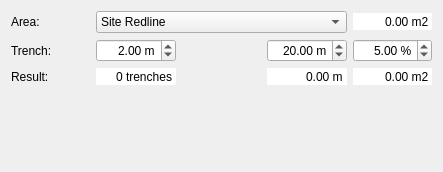
Old version of the form ark/gui/ui/trench_widget_base.ui in the repository lparchaeology/ArkPlan.
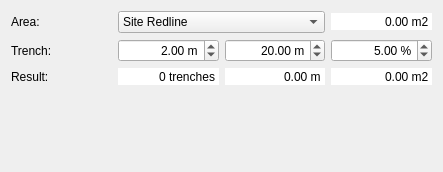
New version of the form.

Commit message: WIP Cleanup Trench sketch

Patch:
```diff
--- a/ark/gui/ui/trench_widget_base.ui
+++ b/ark/gui/ui/trench_widget_base.ui
@@ -14,20 +14,7 @@
    <string>Form</string>
   </property>
   <layout class="QGridLayout" name="gridLayout">
-   <item row="5" column="2" colspan="5">
-    <spacer name="baseSpacer">
-     <property name="orientation">
-      <enum>Qt::Vertical</enum>
-     </property>
-     <property name="sizeHint" stdset="0">
-      <size>
-       <width>20</width>
-       <height>40</height>
-      </size>
-     </property>
-    </spacer>
-   </item>
-   <item row="1" column="3" colspan="3">
+   <item row="1" column="2" colspan="2">
     <widget class="QComboBox" name="areaCombo">
      <item>
       <property name="text">
@@ -36,28 +23,28 @@
      </item>
     </widget>
    </item>
-   <item row="1" column="2">
+   <item row="1" column="1">
     <widget class="QLabel" name="areaLabel">
      <property name="text">
       <string>Area:</string>
      </property>
     </widget>
    </item>
-   <item row="3" column="2">
+   <item row="3" column="1">
     <widget class="QLabel" name="resultLabel">
      <property name="text">
       <string>Result:</string>
      </property>
     </widget>
    </item>
-   <item row="2" column="2">
+   <item row="2" column="1">
     <widget class="QLabel" name="trenchLabel">
      <property name="text">
       <string>Trench:</string>
      </property>
     </widget>
    </item>
-   <item row="1" column="6">
+   <item row="1" column="4">
     <widget class="QDoubleSpinBox" name="areaSpin">
      <property name="frame">
       <bool>false</bool>
@@ -79,7 +66,7 @@
      </property>
     </widget>
    </item>
-   <item row="3" column="6">
+   <item row="3" column="4">
     <widget class="QDoubleSpinBox" name="sampleAreaSpin">
      <property name="frame">
       <bool>false</bool>
@@ -101,36 +88,7 @@
      </property>
     </widget>
    </item>
-   <item row="2" column="3">
-    <widget class="QDoubleSpinBox" name="widthSpin">
-     <property name="alignment">
-      <set>Qt::AlignRight|Qt::AlignTrailing|Qt::AlignVCenter</set>
-     </property>
-     <property name="prefix">
-      <string/>
-     </property>
-     <property name="suffix">
-      <string> m</string>
-     </property>
-     <property name="value">
-      <double>2.000000000000000</double>
-     </property>
-    </widget>
-   </item>
-   <item row="2" column="5">
-    <widget class="QDoubleSpinBox" name="lengthSpin">
-     <property name="alignment">
-      <set>Qt::AlignRight|Qt::AlignTrailing|Qt::AlignVCenter</set>
-     </property>
-     <property name="suffix">
-      <string> m</string>
-     </property>
-     <property name="value">
-      <double>20.000000000000000</double>
-     </property>
-    </widget>
-   </item>
-   <item row="2" column="6">
+   <item row="2" column="4">
     <widget class="QDoubleSpinBox" name="samplePercentSpin">
      <property name="alignment">
       <set>Qt::AlignRight|Qt::AlignTrailing|Qt::AlignVCenter</set>
@@ -143,29 +101,29 @@
      </property>
     </widget>
    </item>
-   <item row="3" column="5">
-    <widget class="QDoubleSpinBox" name="sampleLengthSpin">
-     <property name="frame">
-      <bool>false</bool>
-     </property>
-     <property name="alignment">
-      <set>Qt::AlignRight|Qt::AlignTrailing|Qt::AlignVCenter</set>
-     </property>
-     <property name="readOnly">
-      <bool>true</bool>
-     </property>
-     <property name="buttonSymbols">
-      <enum>QAbstractSpinBox::NoButtons</enum>
-     </property>
-     <property name="suffix">
-      <string> m</string>
-     </property>
-     <property name="maximum">
-      <double>9999.989999999999782</double>
-     </property>
-    </widget>
-   </item>
    <item row="3" column="3">
+    <widget class="QDoubleSpinBox" name="sampleLengthSpin">
+     <property name="frame">
+      <bool>false</bool>
+     </property>
+     <property name="alignment">
+      <set>Qt::AlignRight|Qt::AlignTrailing|Qt::AlignVCenter</set>
+     </property>
+     <property name="readOnly">
+      <bool>true</bool>
+     </property>
+     <property name="buttonSymbols">
+      <enum>QAbstractSpinBox::NoButtons</enum>
+     </property>
+     <property name="suffix">
+      <string> m</string>
+     </property>
+     <property name="maximum">
+      <double>9999.989999999999782</double>
+     </property>
+    </widget>
+   </item>
+   <item row="3" column="2">
     <widget class="QSpinBox" name="sampleCountSpin">
      <property name="frame">
       <bool>false</bool>
@@ -187,6 +145,48 @@
      </property>
     </widget>
    </item>
+   <item row="2" column="3">
+    <widget class="QDoubleSpinBox" name="lengthSpin">
+     <property name="alignment">
+      <set>Qt::AlignRight|Qt::AlignTrailing|Qt::AlignVCenter</set>
+     </property>
+     <property name="suffix">
+      <string> m</string>
+     </property>
+     <property name="value">
+      <double>20.000000000000000</double>
+     </property>
+    </widget>
+   </item>
+   <item row="2" column="2">
+    <widget class="QDoubleSpinBox" name="widthSpin">
+     <property name="alignment">
+      <set>Qt::AlignRight|Qt::AlignTrailing|Qt::AlignVCenter</set>
+     </property>
+     <property name="prefix">
+      <string/>
+     </property>
+     <property name="suffix">
+      <string> m</string>
+     </property>
+     <property name="value">
+      <double>2.000000000000000</double>
+     </property>
+    </widget>
+   </item>
+   <item row="5" column="1" colspan="4">
+    <spacer name="baseSpacer">
+     <property name="orientation">
+      <enum>Qt::Vertical</enum>
+     </property>
+     <property name="sizeHint" stdset="0">
+      <size>
+       <width>20</width>
+       <height>40</height>
+      </size>
+     </property>
+    </spacer>
+   </item>
   </layout>
  </widget>
  <resources/>
```
